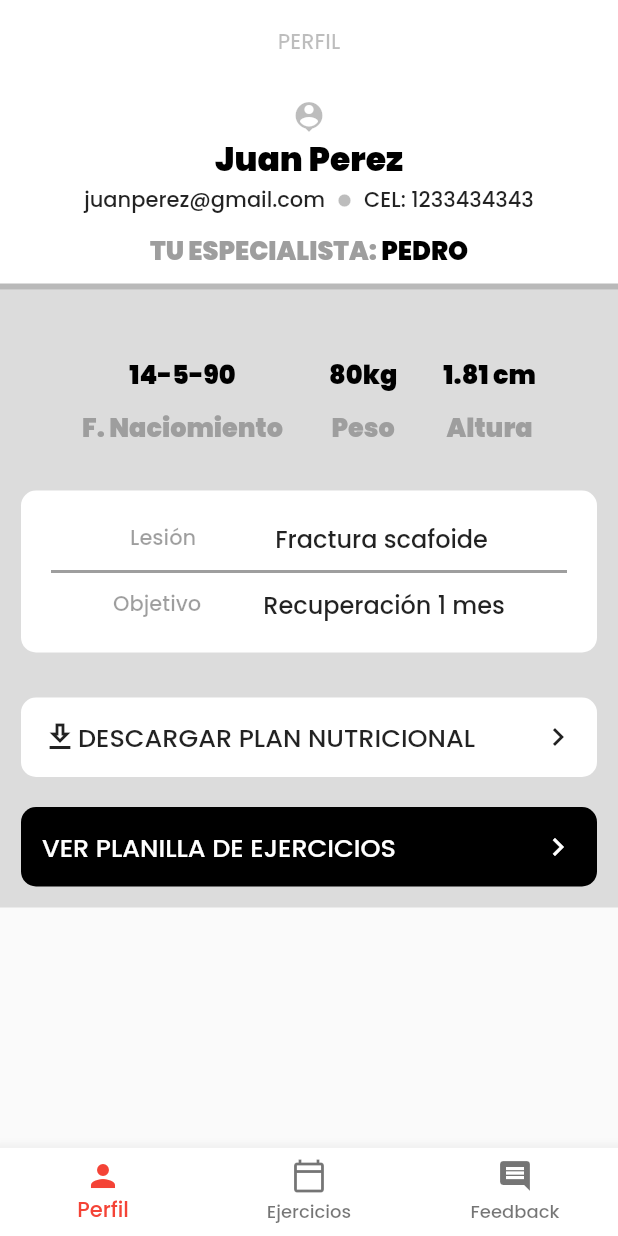
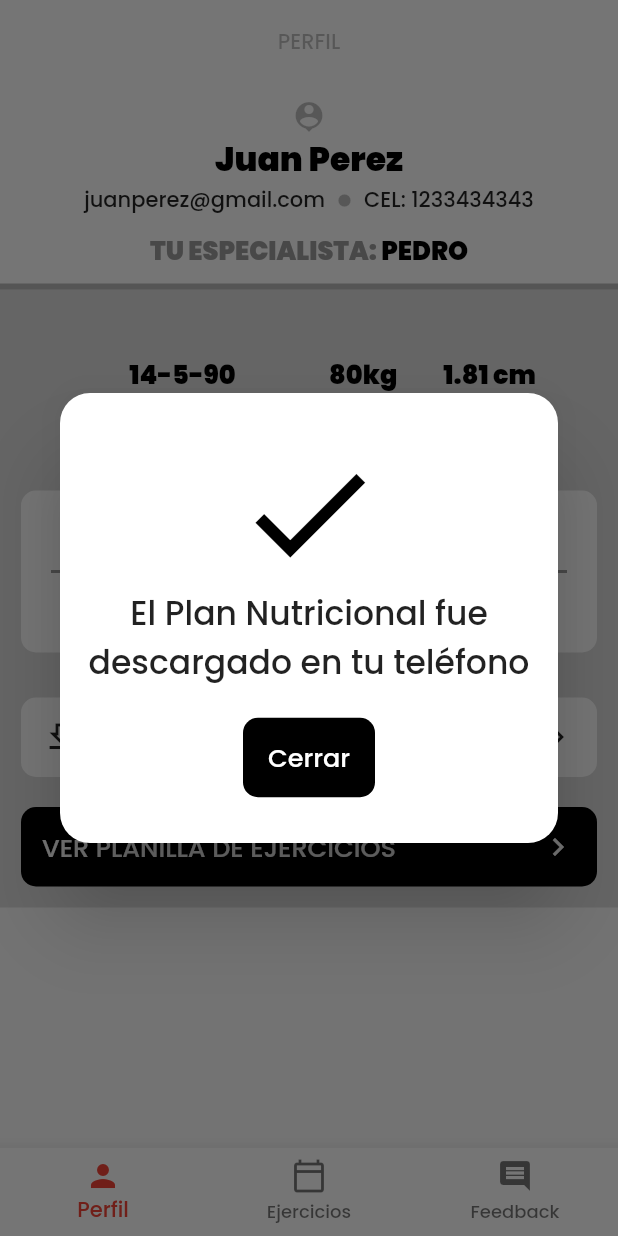
Before and after one commit to mastra/kinesop_app, a Flutter app: the screen it shows after launch, after a tap on "Entrar", after a tap on "DESCARGAR PLAN NUTRICIONAL", on a phone screen of 412 x 824 dp. Run offline on Flutter 3.47's test engine with Material 2 defaults, Android fonts, the light colour scheme and no system bars; our stand-ins replace get, table_calendar.

Commit message:
dialog plan descargado

```diff
--- a/lib/screen/user_screen.dart
+++ b/lib/screen/user_screen.dart
@@ -23,6 +23,51 @@ class UserScreen extends StatelessWidget {
         ),
       ],
     );
+  }
+
+  void showPlanDialog(BuildContext context) {
+    showDialog(
+        context: context,
+        builder: (BuildContext context) {
+          return Dialog(
+            shape: RoundedRectangleBorder(
+                borderRadius: BorderRadius.circular(20.0)), //this right here
+            child: Container(
+              height: 300,
+              child: Padding(
+                padding: const EdgeInsets.all(12.0),
+                child: Column(
+                  mainAxisAlignment: MainAxisAlignment.center,
+                  crossAxisAlignment: CrossAxisAlignment.center,
+                  children: [
+                    Icon(
+                      Icons.check,
+                      size: 100,
+                      color: Colors.black,
+                    ),
+                    Text("El Plan Nutricional fue descargado en tu teléfono",
+                        textAlign: TextAlign.center,
+                        style: TextStyle(fontSize: 22)),
+                    SizedBox(
+                      height: 20,
+                    ),
+                    FlatButton(
+                      onPressed: () {
+                        Navigator.of(context).pop();
+                      },
+                      child: Text("Cerrar"),
+                      shape: RoundedRectangleBorder(
+                        borderRadius: BorderRadius.circular(10.0),
+                      ),
+                      color: Colors.black,
+                      textColor: Colors.white,
+                    )
+                  ],
+                ),
+              ),
+            ),
+          );
+        });
   }
 
   @override
@@ -167,7 +212,7 @@ class UserScreen extends StatelessWidget {
                     ),
                     FlatButton(
                       color: Colors.white,
-                      onPressed: () {},
+                      onPressed: () => showPlanDialog(context),
                       child: Row(
                         children: [
                           Icon(Icons.download_outlined),
--- a/pubspec.yaml
+++ b/pubspec.yaml
@@ -15,7 +15,7 @@ publish_to: 'none' # Remove this line if you wish to publish to pub.dev
 # In iOS, build-name is used as CFBundleShortVersionString while build-number used as CFBundleVersion.
 # Read more about iOS versioning at
 # https://developer.apple.com/library/archive/documentation/General/Reference/InfoPlistKeyReference/Articles/CoreFoundationKeys.html
-version: 1.0.1+2
+version: 1.0.3+3
 
 environment:
   sdk: ">=2.7.0 <3.0.0"
```
Also changed, not shown: lib/screen/work_screen.dart (+32 -12 lines).
